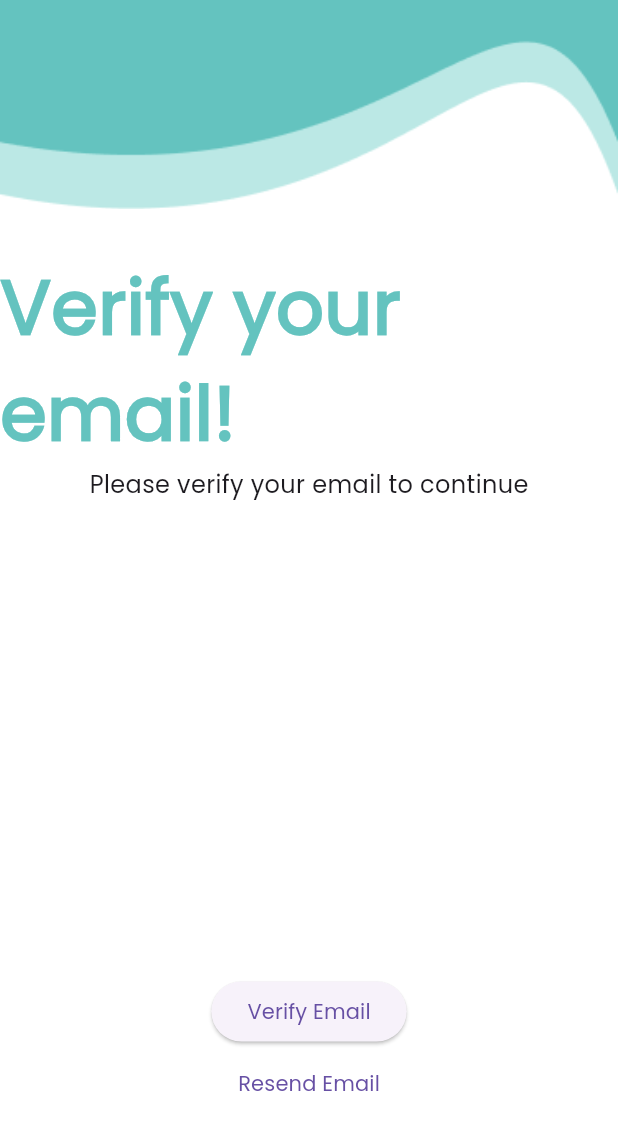
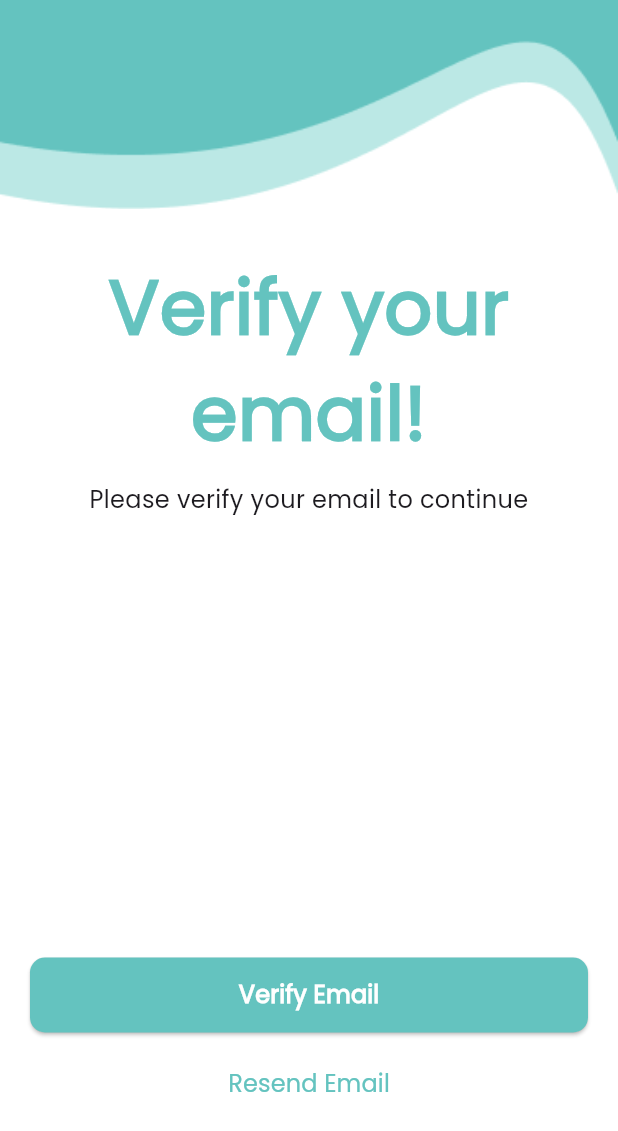
Before and after one commit to SauravHaldar04/Dhairya, a Flutter app: the VerificationPage screen opened directly, on a phone screen of 412 x 824 dp. Shown: the top 1131 px of the screen. Run offline on Flutter 3.47's test engine with Material 3 defaults, Android fonts, the phone set to English and light mode, and no system bars; our stand-ins replace cloud_firestore, file_picker, firebase_auth, firebase_core, flutter_bloc, fpdart and 3 more; accounts and stored records are empty.

Commit message:
Patching bugs in verify email

```diff
--- a/lib/features/auth/data/repositories/auth_repository_impl.dart
+++ b/lib/features/auth/data/repositories/auth_repository_impl.dart
@@ -69,14 +69,14 @@ class AuthRepositoryImpl implements AuthRepository {
   }
 
   @override
-  Future<Either<Failure, void>> verifyEmail() async {
+  Future<Either<Failure, bool>> verifyEmail() async {
     try {
       if (!await checkInternetConnection.isConnected) {
         return Left(Failure('No internet connection'));
       }
 
      await authRemoteDatasources.verifyEmail();
-      return const Right(null);
+      return const Right(true);
     } catch (e) {
       return Left(Failure(e.toString()));
     }
--- a/lib/features/auth/domain/repository/auth_repository.dart
+++ b/lib/features/auth/domain/repository/auth_repository.dart
@@ -16,6 +16,6 @@ abstract interface class AuthRepository{
   });
   Future<Either<Failure,User>> getCurrentUser();
   Future<Either<Failure,User>> signInWithGoogle();
-  Future<Either<Failure,void>> verifyEmail();
+  Future<Either<Failure,bool>> verifyEmail();
   Future<Either<Failure,auth.FirebaseAuth>> getFirebaseAuth();
 }
--- a/lib/features/auth/domain/usecases/verify_user_email.dart
+++ b/lib/features/auth/domain/usecases/verify_user_email.dart
@@ -7,7 +7,7 @@ class VerifyUserEmail implements Usecase<void,NoParams> {
   final AuthRepository authRepository;
   const VerifyUserEmail(this.authRepository);
   @override
-  Future<Either<Failure,void>> call(NoParams params) async{
+  Future<Either<Failure,bool>> call(NoParams params) async{
     return authRepository.verifyEmail();
   }
 }
--- a/lib/features/auth/presentation/bloc/auth_event.dart
+++ b/lib/features/auth/presentation/bloc/auth_event.dart
@@ -28,3 +28,11 @@ final class AuthGoogleSignIn extends AuthEvent {
 final class AuthIsUserLoggedIn extends AuthEvent {
 
 }
+
+
+class AuthEmailVerificationCompleted extends AuthEvent {}
+
+class AuthEmailVerificationFailed extends AuthEvent {
+  final String message;
+  AuthEmailVerificationFailed(this.message);
+}
--- a/lib/features/auth/presentation/bloc/auth_state.dart
+++ b/lib/features/auth/presentation/bloc/auth_state.dart
@@ -18,3 +18,5 @@ final class AuthSuccess extends AuthState {
   AuthSuccess(this.user);
 }
 final class AuthEmailVerified extends AuthState {}
+
+class AuthEmailVerificationInProgress extends AuthState {}
--- a/lib/features/auth/presentation/pages/verification_page.dart
+++ b/lib/features/auth/presentation/pages/verification_page.dart
@@ -2,9 +2,7 @@ import 'package:aparna_education/core/theme/app_pallete.dart';
 import 'package:aparna_education/core/utils/loader.dart';
 import 'package:aparna_education/features/auth/presentation/bloc/auth_bloc.dart';
 import 'package:aparna_education/features/auth/presentation/pages/home_page.dart';
-import 'package:flutter/foundation.dart';
 import 'package:flutter/material.dart';
-import 'package:flutter/widgets.dart';
 import 'package:flutter_bloc/flutter_bloc.dart';
 
 class VerificationPage extends StatefulWidget {
@@ -20,18 +18,24 @@ class _VerificationPageState extends State<VerificationPage> {
     return BlocConsumer<AuthBloc, AuthState>(
       listener: (context, state) {
         if (state is AuthEmailVerified) {
-          Navigator.of(context).push(MaterialPageRoute(
+          Navigator.of(context).pushReplacement(MaterialPageRoute(
             builder: (context) => const HomePage(),
           ));
+        } else if (state is AuthFailure) {
+          ScaffoldMessenger.of(context).showSnackBar(
+            SnackBar(content: Text(state.message)),
+          );
+        } else if (state is AuthEmailVerificationInProgress) {
+          ScaffoldMessenger.of(context).showSnackBar(
+            SnackBar(
+                content:
+                    Text('Verification in progress. Please check your email.')),
+          );
         }
       },
       builder: (context, state) {
-        if (state is AuthLoading) {
-          return const Center(child: Loader());
-        }
         return Scaffold(
-          body: Padding(
-            padding: const EdgeInsets.all(0),
+          body: SingleChildScrollView(
             child: Column(
               children: [
                 SizedBox(
@@ -53,11 +57,11 @@ class _VerificationPageState extends State<VerificationPage> {
                     ],
                   ),
                 ),
-                const SizedBox(
-                  height: 30,
-                ),
+                const SizedBox(height: 30),
                 SizedBox(
                   height: MediaQuery.of(context).size.height * 0.7,
+                  child: Padding(
+                    padding: const EdgeInsets.symmetric(horizontal: 20),
                     child: Column(
                       mainAxisAlignment: MainAxisAlignment.spaceBetween,
                       children: [
@@ -68,38 +72,81 @@ class _VerificationPageState extends State<VerificationPage> {
                               style: TextStyle(
                                 fontSize: 50,
                                 fontWeight: FontWeight.w800,
-                                color: Pallete.primaryColor),
+                                color: Pallete.primaryColor,
                               ),
+                              textAlign: TextAlign.center,
+                            ),
+                            const SizedBox(height: 10),
                             Text(
                               "Please verify your email to continue",
                               style: TextStyle(
                                 fontSize: 16,
                                 fontWeight: FontWeight.w500,
                               ),
-                          )
+                              textAlign: TextAlign.center,
+                            ),
                           ],
                         ),
                         Column(
                           children: [
-                          ElevatedButton(
-                            onPressed: () {
+                            SizedBox(
+                              width: double.infinity,
+                              height: 50,
+                              child: ElevatedButton(
+                                onPressed: state is AuthLoading
+                                    ? null
+                                    : () {
                                         context
                                             .read<AuthBloc>()
                                             .add(AuthEmailVerification());
                                       },
-                            child: const Text('Verify Email'),
+                                style: ElevatedButton.styleFrom(
+                                  backgroundColor: Pallete.primaryColor,
+                                  shape: RoundedRectangleBorder(
+                                    borderRadius: BorderRadius.circular(10),
                                   ),
+                                ),
+                                child: state is AuthLoading
+                                    ? const SizedBox(
+                                        width: 20,
+                                        height: 20,
+                                        child: CircularProgressIndicator(
+                                          color: Colors.white,
+                                          strokeWidth: 2,
+                                        ),
+                                      )
+                                    : const Text(
+                                        'Verify Email',
+                                        style: TextStyle(
+                                          fontSize: 16,
+                                          fontWeight: FontWeight.bold,
+                                          color: Colors.white,
+                                        ),
+                                      ),
+                              ),
+                            ),
+                            const SizedBox(height: 10),
                             TextButton(
-                            onPressed: () {
+                              onPressed: state is AuthLoading
+                                  ? null
+                                  : () {
                                       context
                                           .read<AuthBloc>()
                                           .add(AuthEmailVerification());
                                     },
-                            child: const Text('Resend Email'),
+                              child: const Text(
+                                'Resend Email',
+                                style: TextStyle(
+                                  fontSize: 16,
+                                  fontWeight: FontWeight.w500,
+                                  color: Pallete.primaryColor,
+                                ),
+                              ),
                             ),
                           ],
-                      )
+                        ),
                       ],
+                    ),
                   ),
                 ),
               ],
```
Also changed, not shown: lib/features/auth/data/datasources/auth_remote_datasources.dart (+7 -8 lines), lib/features/auth/presentation/bloc/auth_bloc.dart (+63 -20 lines). Lines whose indentation alone changed are shown as unchanged.
